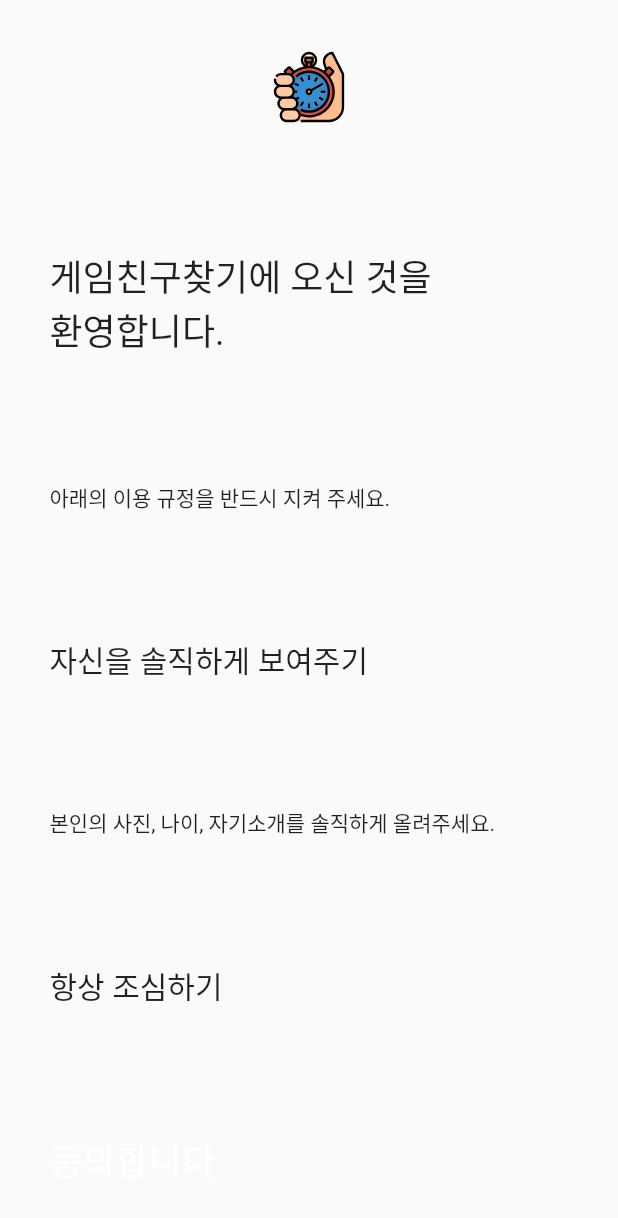
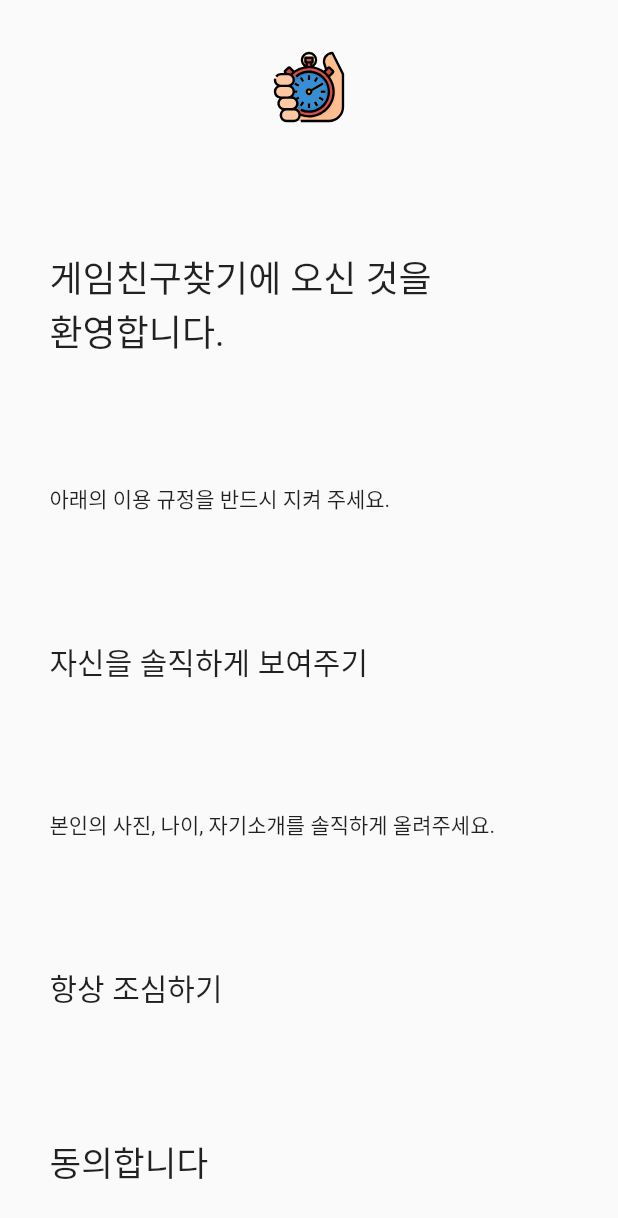
Before and after one commit to ska2519/game_friend_finder, a Flutter app: the screen it shows after launch, on a phone screen of 412 x 824 dp. Shown: the top 1218 px of the screen. Run offline on Flutter 3.47's test engine with Material 2 defaults, Android fonts, the phone set to English and light mode, and no system bars; our stand-ins replace cloud_firestore, firebase_auth, firebase_core, flutter_riverpod, flutter_svg, google_sign_in and 4 more; missing offline and left inert: alert_dialogs, custom_buttons, firestore_service; accounts and stored records are empty; Roboto replaces fonts that are missing (Nanum).

Commit message:
I'm still don't know why Double need .

```diff
--- a/lib/app/home/profile/create_profile_page.dart
+++ b/lib/app/home/profile/create_profile_page.dart
@@ -50,10 +50,10 @@ class _CreateProfilePageState extends State<CreateProfilePage> {
                 decoration: const InputDecoration.collapsed(
                     hintText: '${Strings.gameFrindFinder} 프로필에 표시되는 이름',
                     hintStyle:
-                        const TextStyle(fontSize: 17.0, color: Colors.grey),
+                        const TextStyle(fontSize: 17, color: Colors.grey),
                     border: UnderlineInputBorder()),
                 keyboardAppearance: Brightness.light,
-                style: const TextStyle(fontSize: 20.0, color: Colors.black),
+                style: const TextStyle(fontSize: 20, color: Colors.black),
                 onChanged: (name) => setState(() => _name = name),
               ),
               Text(
--- a/lib/app/onboarding/onboarding_page.dart
+++ b/lib/app/onboarding/onboarding_page.dart
@@ -16,7 +16,7 @@ class OnboardingPage extends StatelessWidget {
     return Scaffold(
       body: SafeArea(
         child: Padding(
-          padding: const EdgeInsets.all(33.0),
+          padding: const EdgeInsets.all(33),
           child: Column(
             mainAxisAlignment: MainAxisAlignment.spaceBetween,
             crossAxisAlignment: CrossAxisAlignment.stretch,
@@ -49,14 +49,9 @@ class OnboardingPage extends StatelessWidget {
               CustomRaisedButton(
                 onPressed: () => onGetStarted(context),
                 color: Colors.indigo,
+                textColor: Colors.white,
                 borderRadius: 30,
-                child: Text(
-                  '동의합니다',
-                  style: Theme.of(context)
-                      .textTheme
-                      .headline5
-                      .copyWith(color: Colors.white),
-                ),
+                child: Text('동의합니다', style: TextStyle(fontSize: 23)),
               ),
             ],
           ),
```
